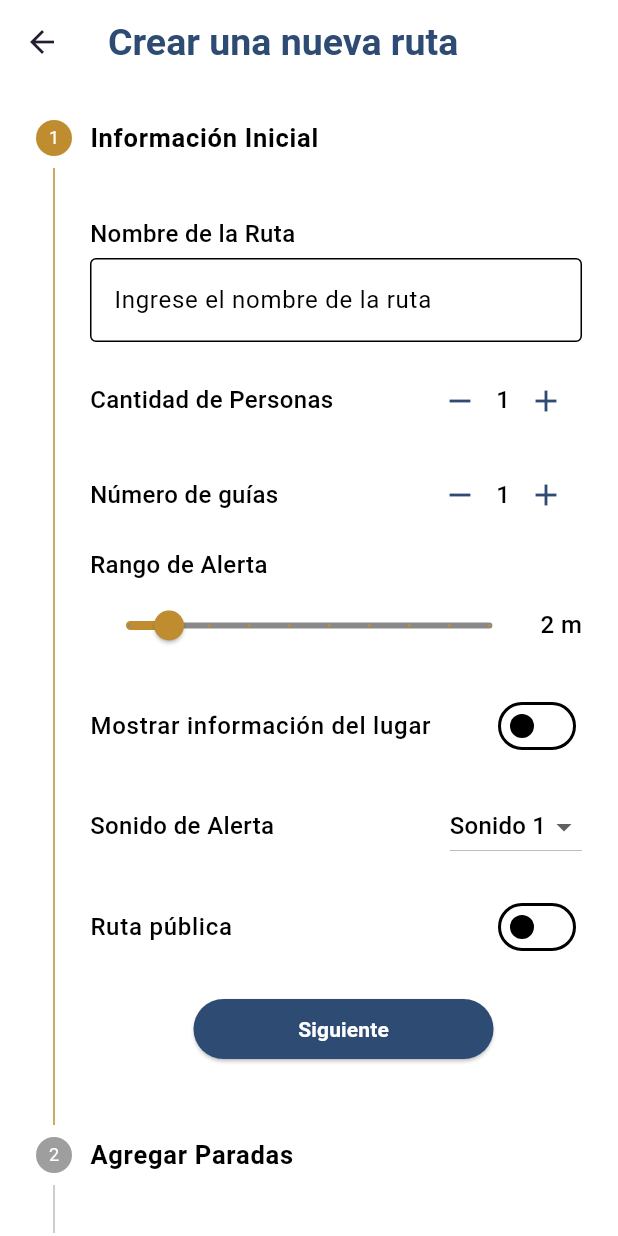
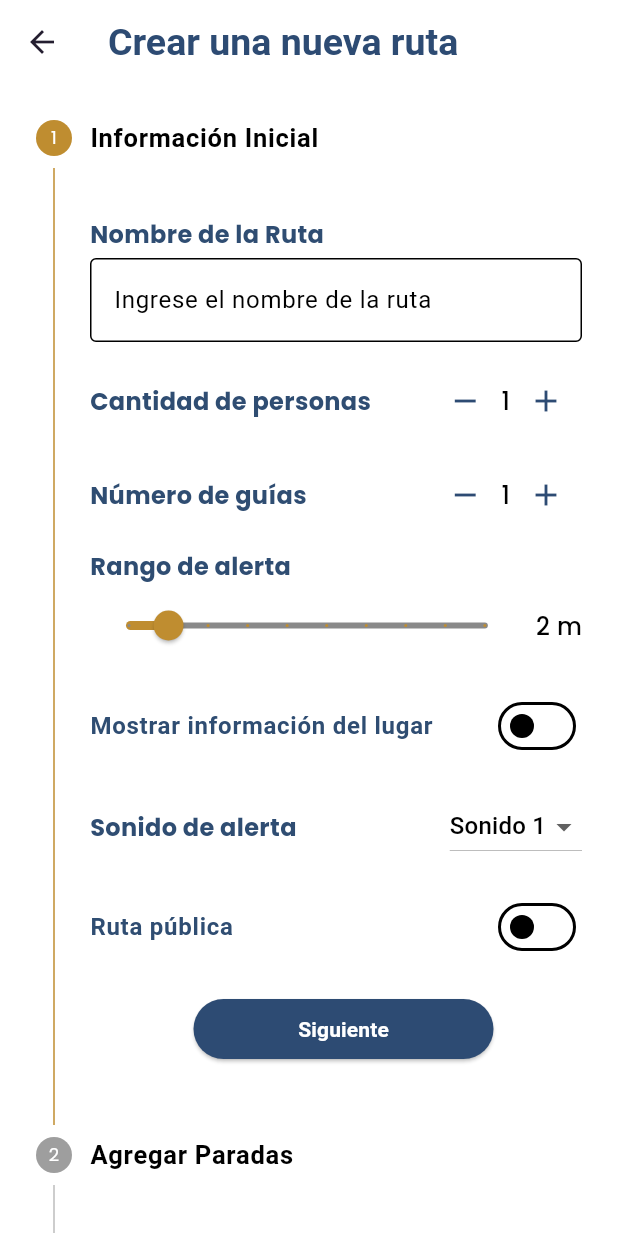
Before and after one commit to RobertoPatino1/T6_SoftEng2_Front, a Flutter app: the CreateRoute screen opened by its route, after a tap on the "remove" icon, on a phone screen of 412 x 824 dp. Run offline on Flutter 3.47's test engine with Material 3 defaults, Android fonts, the phone set to English and light mode, and no system bars; our stand-ins replace flutter_dotenv, flutter_map, flutter_modular, flutter_riverpod, geocoding, geolocator and 2 more; missing offline and left inert: password_strength_checker.

Commit message:
Added more styles on route creation

```diff
--- a/share_your_route_front/lib/core/utils/stepper/route_step1.dart
+++ b/share_your_route_front/lib/core/utils/stepper/route_step1.dart
@@ -58,7 +58,7 @@ class _RouteStep1State extends State<RouteStep1> {
           buildRouteNameField(widget.routeName, widget.onRouteNameChanged),
           const SizedBox(height: 15),
           buildLabeledControl(
-              'Cantidad de Personas',
+              'Cantidad de personas',
               buildNumberChanger(
                   widget.numberOfPeople, widget.onNumberOfPeopleChanged)),
           const SizedBox(height: 15),
@@ -67,7 +67,7 @@ class _RouteStep1State extends State<RouteStep1> {
               buildNumberChanger(
                   widget.numberOfGuides, widget.onNumberOfGuidesChanged)),
           const SizedBox(height: 15),
-          const Text('Rango de Alerta', style: labelTextStyle),
+          const Text('Rango de alerta', style: titlelabelTextStyle),
           const SizedBox(height: 8),
           Row(
             children: [
@@ -86,21 +86,23 @@ class _RouteStep1State extends State<RouteStep1> {
           const SizedBox(height: 15),
           SwitchListTile(
             contentPadding: EdgeInsets.zero,
-            title: const Text('Mostrar información del lugar',
-                style: labelTextStyle),
+            title: const Text(
+              'Mostrar información del lugar',
+              style: titlelabelTextStyle,
+            ),
             value: widget.showPlaceInfo,
             onChanged: widget.onShowPlaceInfoChanged,
             activeColor: const Color.fromRGBO(191, 141, 48, 1),
           ),
           const SizedBox(height: 15),
-          buildLabeledControl('Sonido de Alerta',
+          buildLabeledControl('Sonido de alerta',
               buildDropdown(widget.alertSound, widget.onAlertSoundChanged)),
           const SizedBox(height: 15),
           SwitchListTile(
             contentPadding: EdgeInsets.zero,
             title: const Text(
               'Ruta pública',
-              style: labelTextStyle,
+              style: titlelabelTextStyle,
             ),
             value: widget.publicRoute,
             onChanged: widget.onPublicRouteChanged,
--- a/share_your_route_front/lib/core/utils/stepper/route_step4.dart
+++ b/share_your_route_front/lib/core/utils/stepper/route_step4.dart
@@ -37,44 +37,163 @@ class RouteStep4 extends StatelessWidget {
       children: [
         const Text('Resumen de la Ruta', style: titlelabelTextStyle),
         const Divider(),
-        Text('Nombre de la Ruta: $routeName', style: labelTextStyle),
-        const SizedBox(height: 8),
-        Text('Número de Personas: $numberOfPeople', style: labelTextStyle),
-        const SizedBox(height: 8),
-        Text('Número de Guías: $numberOfGuides', style: labelTextStyle),
-        const SizedBox(height: 8),
-        Text('Rango de Alerta: ${rangeAlert.round()}', style: labelTextStyle),
-        const SizedBox(height: 8),
-        Text(
-          'Mostrar Información del Lugar: ${showPlaceInfo ? 'Sí' : 'No'}',
-          style: labelTextStyle,
+        RichText(
+          text: TextSpan(
+            children: [
+              const TextSpan(
+                text: 'Nombre de la Ruta: ',
+                style: boldlabelTextStyle,
+              ),
+              TextSpan(
+                text: routeName,
+                style: labelTextStyle,
+              ),
+            ],
+          ),
         ),
         const SizedBox(height: 8),
-        Text('Sonido de Alerta: $alertSound', style: labelTextStyle),
-        const SizedBox(height: 8),
-        Text(
-          'Ruta Pública: ${publicRoute ? 'Sí' : 'No'}',
-          style: labelTextStyle,
+        RichText(
+          text: TextSpan(
+            children: [
+              const TextSpan(
+                text: 'Número de Personas: ',
+                style: boldlabelTextStyle,
+              ),
+              TextSpan(
+                text: '$numberOfPeople',
+                style: labelTextStyle,
+              ),
+            ],
+          ),
         ),
         const SizedBox(height: 8),
-        Text(
-          'Punto de Encuentro: ${meetingPoint != null ? '${meetingPoint!.latitude}, ${meetingPoint!.longitude}' : 'No seleccionado'}',
-          style: labelTextStyle,
+        RichText(
+          text: TextSpan(
+            children: [
+              const TextSpan(
+                text: 'Número de Guías: ',
+                style: boldlabelTextStyle,
+              ),
+              TextSpan(
+                text: '$numberOfGuides',
+                style: labelTextStyle,
+              ),
+            ],
+          ),
         ),
         const SizedBox(height: 8),
-        const Text('Paradas:', style: titlelabelTextStyle),
-        if (stops.isEmpty)
-          const Text('No se han seleccionado paradas', style: labelTextStyle)
-        else
+        RichText(
+          text: TextSpan(
+            children: [
+              const TextSpan(
+                text: 'Rango de Alerta: ',
+                style: boldlabelTextStyle,
+              ),
+              TextSpan(
+                text: '${rangeAlert.round()}',
+                style: labelTextStyle,
+              ),
+            ],
+          ),
+        ),
+        const SizedBox(height: 8),
+        RichText(
+          text: TextSpan(
+            children: [
+              const TextSpan(
+                text: 'Mostrar Información del Lugar: ',
+                style: boldlabelTextStyle,
+              ),
+              TextSpan(
+                text: showPlaceInfo ? 'Sí' : 'No',
+                style: labelTextStyle,
+              ),
+            ],
+          ),
+        ),
+        const SizedBox(height: 8),
+        RichText(
+          text: TextSpan(
+            children: [
+              const TextSpan(
+                text: 'Sonido de Alerta: ',
+                style: boldlabelTextStyle,
+              ),
+              TextSpan(
+                text: alertSound,
+                style: labelTextStyle,
+              ),
+            ],
+          ),
+        ),
+        const SizedBox(height: 8),
+        RichText(
+          text: TextSpan(
+            children: [
+              const TextSpan(
+                text: 'Ruta Pública: ',
+                style: boldlabelTextStyle,
+              ),
+              TextSpan(
+                text: publicRoute ? 'Sí' : 'No',
+                style: labelTextStyle,
+              ),
+            ],
+          ),
+        ),
+        const SizedBox(height: 8),
+        RichText(
+          text: TextSpan(
+            children: [
+              const TextSpan(
+                text: 'Punto de Encuentro: ',
+                style: boldlabelTextStyle,
+              ),
+              TextSpan(
+                text: meetingPoint != null
+                    ? '${meetingPoint!.latitude}, ${meetingPoint!.longitude}'
+                    : 'No seleccionado',
+                style: labelTextStyle,
+              ),
+            ],
+          ),
+        ),
+        const SizedBox(height: 8),
+        RichText(
+          text: TextSpan(
+            children: [
+              const TextSpan(
+                text: 'Paradas: ',
+                style: boldlabelTextStyle,
+              ),
+              TextSpan(
+                text: stops.isEmpty ? 'No se han seleccionado paradas' : '',
+                style: labelTextStyle,
+              ),
+            ],
+          ),
+        ),
+        const Divider(),
+        if (stops.isNotEmpty)
           Column(
             crossAxisAlignment: CrossAxisAlignment.start,
             children: List.generate(stops.length, (index) {
               final stop = stops[index];
               final stopName = stop['name'];
               final stopTime = stop['time'] as TimeOfDay;
-              return Text(
-                'Parada ${index + 1}: $stopName - ${stopTime.format(context)}',
-                style: labelTextStyle,
+              return RichText(
+                text: TextSpan(
+                  children: [
+                    TextSpan(
+                      text: 'Parada ${index + 1}: ',
+                      style: boldlabelTextStyle,
+                    ),
+                    TextSpan(
+                      text: '$stopName - ${stopTime.format(context)}',
+                      style: labelTextStyle,
+                    ),
+                  ],
+                ),
               );
             }),
           ),
--- a/share_your_route_front/lib/core/widgets/create_route_widgets.dart
+++ b/share_your_route_front/lib/core/widgets/create_route_widgets.dart
@@ -3,19 +3,26 @@ import 'package:flutter/material.dart';
 const TextStyle labelTextStyle = TextStyle(
   fontSize: 16,
   fontWeight: FontWeight.w500,
+  color: Color.fromRGBO(0, 0, 0, 1),
+);
+
+const TextStyle boldlabelTextStyle = TextStyle(
+  fontSize: 16,
+  fontWeight: FontWeight.w600,
+  color: Color.fromRGBO(37, 60, 89, 1),
 );
 
 const TextStyle titlelabelTextStyle = TextStyle(
-  fontSize: 16,
-  fontWeight: FontWeight.w600,
-);
+    fontSize: 16,
+    fontWeight: FontWeight.w700,
+    color: Color.fromRGBO(47, 77, 114, 1));
 
 Widget buildRouteNameField(
     String routeName, Function(String) onRouteNameChanged) {
   return Column(
     crossAxisAlignment: CrossAxisAlignment.start,
     children: [
-      const Text('Nombre de la Ruta', style: labelTextStyle),
+      const Text('Nombre de la Ruta', style: titlelabelTextStyle),
       const SizedBox(height: 8),
       TextField(
         decoration: const InputDecoration(
@@ -32,7 +39,7 @@ Widget buildLabeledControl(String label, Widget control) {
   return Row(
     mainAxisAlignment: MainAxisAlignment.spaceBetween,
     children: [
-      Text(label, style: labelTextStyle),
+      Text(label, style: titlelabelTextStyle),
       control,
     ],
   );
--- a/share_your_route_front/lib/main/main.dart
+++ b/share_your_route_front/lib/main/main.dart
@@ -23,7 +23,7 @@ class AppWidget extends StatelessWidget {
     return MaterialApp.router(
       title: 'Share your route',
       themeMode: ThemeMode.light,
-      theme: GlobalThemData.lightThemeData,
+      theme: GlobalThemeData.lightThemeData,
       routerConfig: Modular.routerConfig,
     ); //added by extension
   }
--- a/share_your_route_front/lib/modules/route_creation/presenters/create_route.dart
+++ b/share_your_route_front/lib/modules/route_creation/presenters/create_route.dart
@@ -48,7 +48,16 @@ class _CreateRouteState extends State<CreateRoute> {
             primary: Color.fromRGBO(191, 141, 48, 1),
           ),
         ),
+        child: AnimatedSwitcher(
+          duration: const Duration(milliseconds: 300),
+          transitionBuilder: (Widget child, Animation<double> animation) {
+            return FadeTransition(
+              opacity: animation,
+              child: child,
+            );
+          },
           child: Stepper(
+            key: ValueKey<int>(_currentStep),
             currentStep: _currentStep,
             onStepContinue: () {
               setState(() {
@@ -89,7 +98,8 @@ class _CreateRouteState extends State<CreateRoute> {
                         child: ElevatedButton(
                           onPressed: details.onStepCancel,
                           style: ElevatedButton.styleFrom(
-                          backgroundColor: const Color.fromRGBO(45, 75, 115, 1),
+                            backgroundColor:
+                                const Color.fromRGBO(45, 75, 115, 1),
                           ),
                           child: const Text(
                             'Atrás',
@@ -107,7 +117,8 @@ class _CreateRouteState extends State<CreateRoute> {
                         child: ElevatedButton(
                           onPressed: details.onStepContinue,
                           style: ElevatedButton.styleFrom(
-                          backgroundColor: const Color.fromRGBO(45, 75, 115, 1),
+                            backgroundColor:
+                                const Color.fromRGBO(45, 75, 115, 1),
                           ),
                           child: const Text(
                             'Siguiente',
@@ -123,7 +134,8 @@ class _CreateRouteState extends State<CreateRoute> {
                         child: ElevatedButton(
                           onPressed: details.onStepContinue,
                           style: ElevatedButton.styleFrom(
-                          backgroundColor: const Color.fromRGBO(45, 75, 115, 1),
+                            backgroundColor:
+                                const Color.fromRGBO(45, 75, 115, 1),
                           ),
                           child: Text(
                             isLastStep ? 'Crear ruta' : 'Siguiente',
@@ -261,6 +273,7 @@ class _CreateRouteState extends State<CreateRoute> {
             ],
           ),
         ),
+      ),
     );
   }
 }
--- a/share_your_route_front/pubspec.yaml
+++ b/share_your_route_front/pubspec.yaml
@@ -46,6 +46,7 @@ dependencies:
   open_location_picker: ^1.1.0
   flutter_bloc: ^8.1.6
   geocoding: ^3.0.0
+  google_fonts: ^6.2.1
 
 dev_dependencies:
   build_runner: ^2.1.0
```
Also changed, not shown: share_your_route_front/lib/modules/shared/themes/global_theme_data.dart (+22 -21 lines), 1 other file. Lines whose indentation alone changed are shown as unchanged.
